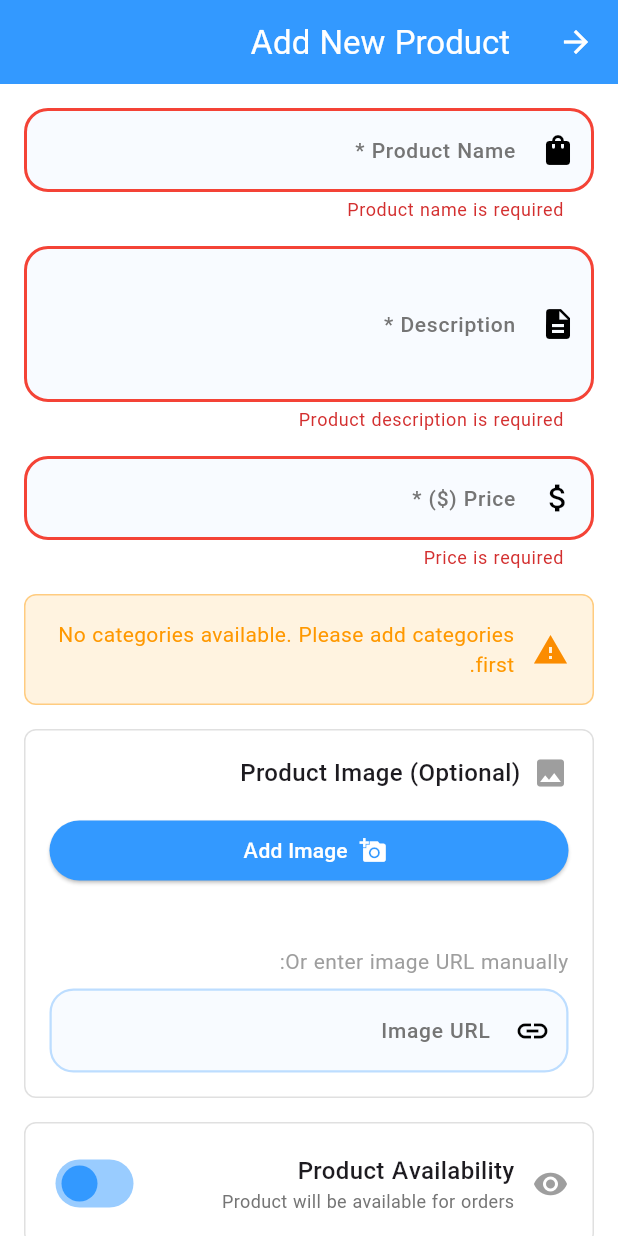
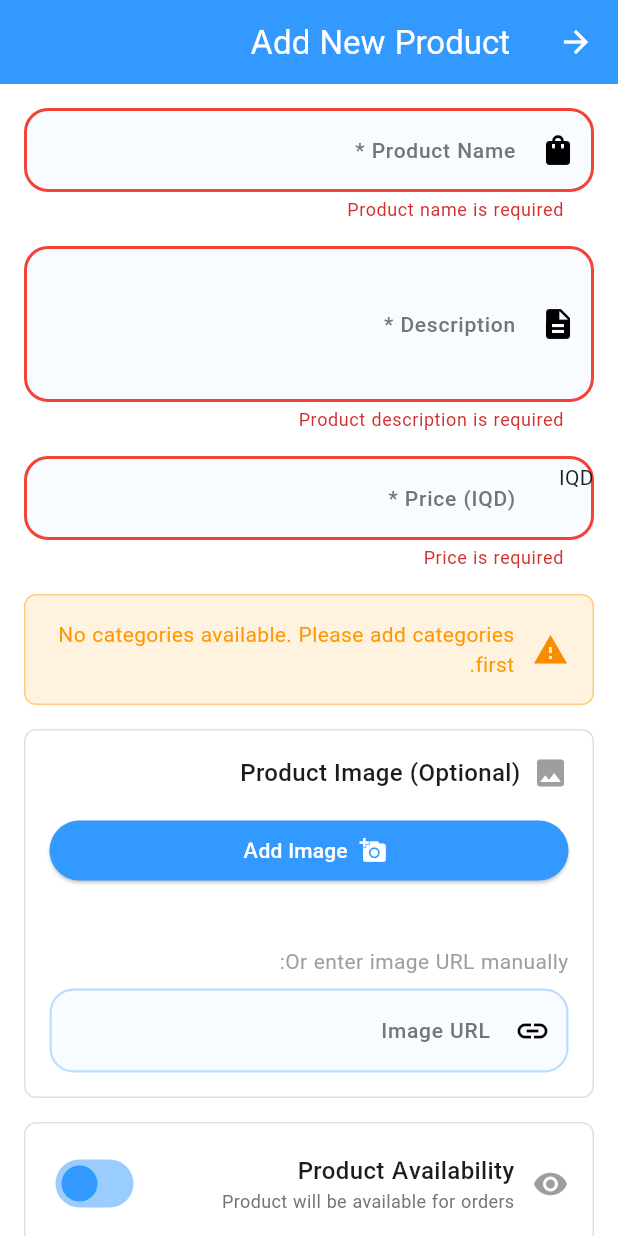
Before and after one commit to ghaythalijarad/wizzbussiness, a Flutter app: the AddProductScreen screen opened directly with empty values, after a tap on "Add Product", on a phone screen of 412 x 824 dp. Run offline on Flutter 3.47's test engine with Material 3 defaults, Android fonts, the phone set to English and light mode, and no system bars; our stand-ins replace file_picker, fl_chart, flutter_map, google_fonts, image_picker, latlong2 and 1 more; missing offline and left inert: amplify_api, amplify_auth_cognito, amplify_flutter, aws_signature_v4; accounts and stored records are empty; Roboto replaces fonts that are missing (Cairo); project files that could hold a hidden picture were left out.

Commit message:
chore: checkpoint before settings page work

```diff
--- a/frontend/lib/screens/add_product_screen.dart
+++ b/frontend/lib/screens/add_product_screen.dart
@@ -166,8 +166,8 @@ class _AddProductScreenState extends State<AddProductScreen> {
       return 'Price must be greater than 0';
     }
 
-    if (price > 9999.99) {
-      return 'Price cannot exceed \$9999.99';
+    if (price > 300000) {
+      return 'Price cannot exceed IQD 300000';
     }
 
     return null;
@@ -379,8 +379,8 @@ class _AddProductScreenState extends State<AddProductScreen> {
               // Price
               WizzBusinessTextFormField(
                 controller: _priceController,
-                labelText: 'Price (\$) *',
-                prefixIcon: const Icon(Icons.attach_money),
+                labelText: 'Price (IQD) *',
+                prefixIcon: const Text('IQD '),
                 validator: _validatePrice,
                 keyboardType:
                     const TextInputType.numberWithOptions(decimal: true),
```
